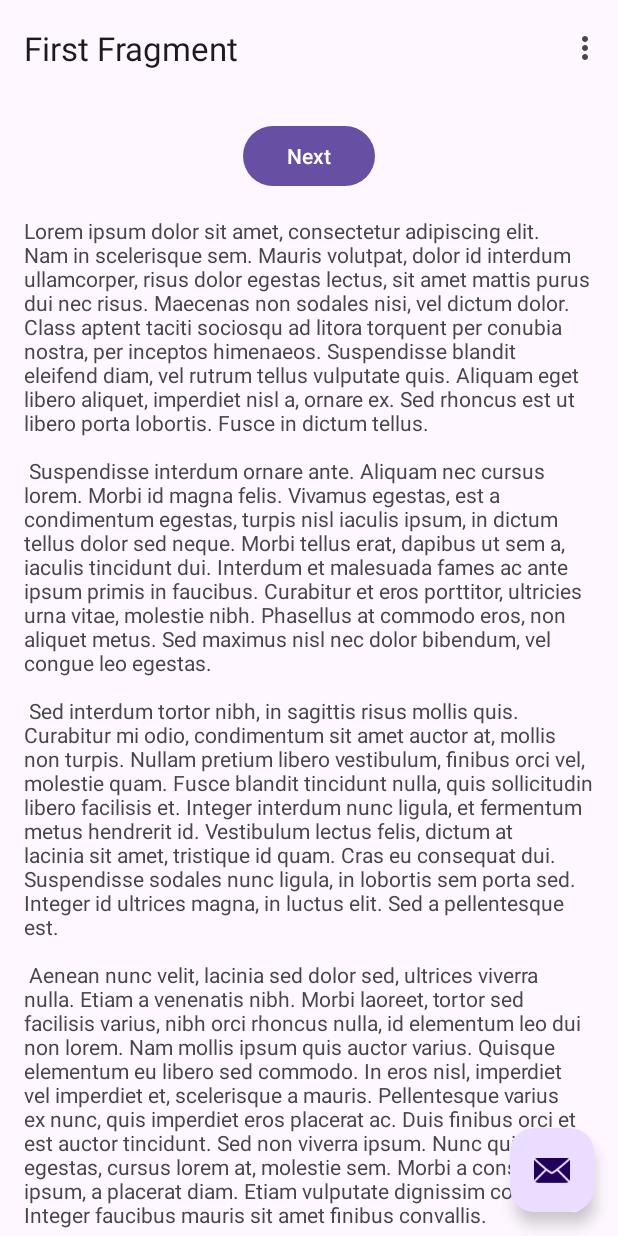
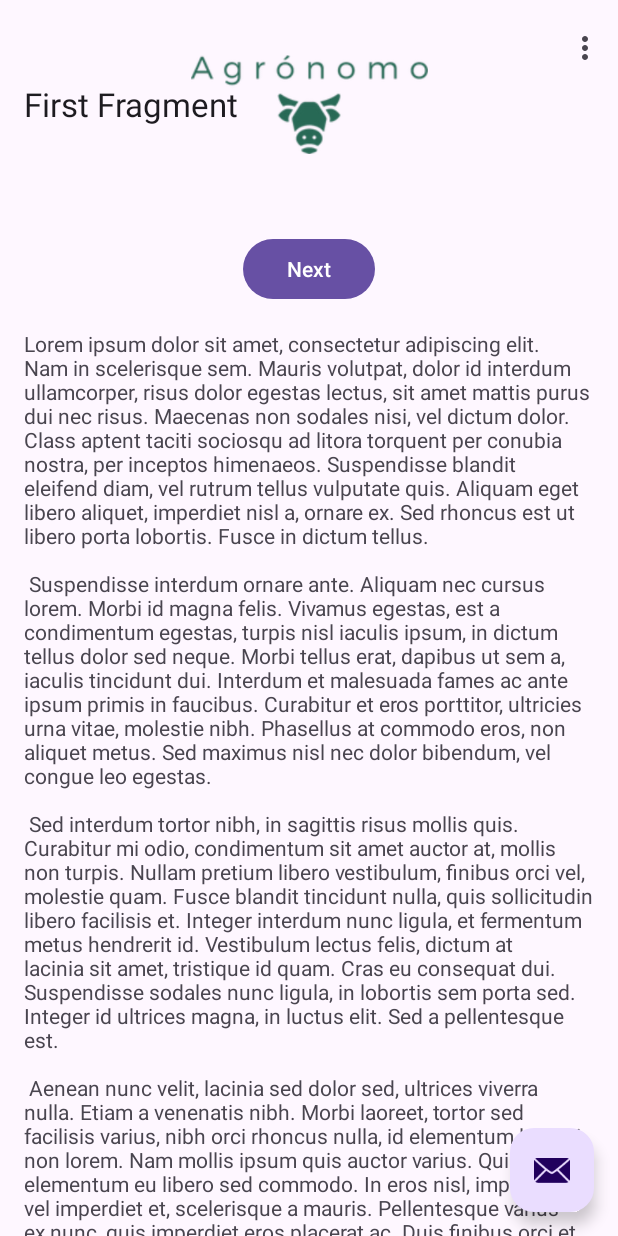
Before and after one commit to IETI-RRRAM/agronomo-mobile, an Android app: the screen it shows after launch (MainActivity), on a phone screen of 412 x 824 dp. Run offline under Robolectric (Android 15) with nearby library versions, the phone set to English and light mode, and no system bars; our stand-ins replace navigation-ui.

Commit message:
icon added

```diff
--- a/app/src/main/AndroidManifest.xml
+++ b/app/src/main/AndroidManifest.xml
@@ -1,6 +1,6 @@
 <?xml version="1.0" encoding="utf-8"?>
 <manifest xmlns:android="http://schemas.android.com/apk/res/android"
-    xmlns:tools="http://schemas.android.com/tools">
+    xmlns:tools="http://schemas.android.com/tools" >
 
     <application
         android:allowBackup="true"
@@ -11,12 +11,12 @@
         android:roundIcon="@mipmap/ic_launcher_round"
         android:supportsRtl="true"
         android:theme="@style/Theme.AgronomoApp"
-        tools:targetApi="31">
+        tools:targetApi="31" >
         <activity
             android:name=".MainActivity"
             android:exported="true"
             android:label="@string/app_name"
-            android:theme="@style/Theme.AgronomoApp">
+            android:theme="@style/Theme.AgronomoApp" >
             <intent-filter>
                 <action android:name="android.intent.action.MAIN" />
 
--- a/app/src/main/res/layout/activity_main.xml
+++ b/app/src/main/res/layout/activity_main.xml
@@ -8,6 +8,7 @@
     tools:context=".MainActivity">
 
     <com.google.android.material.appbar.AppBarLayout
+        android:id="@+id/appBarLayout"
         android:layout_width="match_parent"
         android:layout_height="wrap_content"
         android:fitsSystemWindows="true">
@@ -15,11 +16,13 @@
         <com.google.android.material.appbar.MaterialToolbar
             android:id="@+id/toolbar"
             android:layout_width="match_parent"
-            android:layout_height="?attr/actionBarSize" />
+            android:layout_height="139dp" />
 
     </com.google.android.material.appbar.AppBarLayout>
 
-    <include layout="@layout/content_main" />
+    <include
+        android:id="@+id/include"
+        layout="@layout/content_main" />
 
     <com.google.android.material.floatingactionbutton.FloatingActionButton
         android:id="@+id/fab"
@@ -28,6 +31,15 @@
         android:layout_gravity="bottom|end"
         android:layout_marginEnd="@dimen/fab_margin"
         android:layout_marginBottom="16dp"
+        android:contentDescription="@string/email_button_label"
         app:srcCompat="@android:drawable/ic_dialog_email" />
 
+    <ImageView
+        android:id="@+id/imageView3"
+        android:layout_width="158dp"
+        android:layout_height="67dp"
+        app:layout_anchor="@+id/appBarLayout"
+        app:layout_anchorGravity="center"
+        app:srcCompat="@drawable/agronomoicon" />
+
 </androidx.coordinatorlayout.widget.CoordinatorLayout>
--- a/app/src/main/res/menu/menu_main.xml
+++ b/app/src/main/res/menu/menu_main.xml
@@ -1,10 +1,9 @@
 <menu xmlns:android="http://schemas.android.com/apk/res/android"
     xmlns:app="http://schemas.android.com/apk/res-auto"
     xmlns:tools="http://schemas.android.com/tools"
-    tools:context="com.agronomo.agronomoapp.MainActivity">
-    <item
-        android:id="@+id/action_settings"
+    tools:context="com.agronomo.agronomoapp.MainActivity" >
+    <item android:id="@+id/action_settings"
+        android:title="@string/action_settings"
         android:orderInCategory="100"
-        android:title="@string/action_settings"
         app:showAsAction="never" />
 </menu>
--- a/app/src/main/res/navigation/nav_graph.xml
+++ b/app/src/main/res/navigation/nav_graph.xml
@@ -9,7 +9,7 @@
         android:id="@+id/FirstFragment"
         android:name="com.agronomo.agronomoapp.FirstFragment"
         android:label="@string/first_fragment_label"
-        tools:layout="@layout/fragment_first">
+        tools:layout="@layout/fragment_first" >
 
         <action
             android:id="@+id/action_FirstFragment_to_SecondFragment"
@@ -19,7 +19,7 @@
         android:id="@+id/SecondFragment"
         android:name="com.agronomo.agronomoapp.SecondFragment"
         android:label="@string/second_fragment_label"
-        tools:layout="@layout/fragment_second">
+        tools:layout="@layout/fragment_second" >
 
         <action
             android:id="@+id/action_SecondFragment_to_FirstFragment"
--- a/app/src/main/res/values-land/dimens.xml
+++ b/app/src/main/res/values-land/dimens.xml
@@ -1,3 +1,3 @@
 <resources>
-    <dimen name="fab_margin">48dp</dimen>
-</resources>
+      <dimen name="fab_margin">48dp</dimen>
+   </resources>
--- a/app/src/main/res/values-v23/themes.xml
+++ b/app/src/main/res/values-v23/themes.xml
@@ -1,5 +1,4 @@
 <resources xmlns:tools="http://schemas.android.com/tools">
-
   <style name="Theme.AgronomoApp" parent="Base.Theme.AgronomoApp">
     <!-- Transparent system bars for edge-to-edge. -->
     <item name="android:navigationBarColor">@android:color/transparent</item>
--- a/app/src/main/res/values-w1240dp/dimens.xml
+++ b/app/src/main/res/values-w1240dp/dimens.xml
@@ -1,3 +1,3 @@
 <resources>
-    <dimen name="fab_margin">200dp</dimen>
-</resources>
+      <dimen name="fab_margin">200dp</dimen>
+   </resources>
--- a/app/src/main/res/values-w600dp/dimens.xml
+++ b/app/src/main/res/values-w600dp/dimens.xml
@@ -1,3 +1,3 @@
 <resources>
-    <dimen name="fab_margin">48dp</dimen>
-</resources>
+      <dimen name="fab_margin">48dp</dimen>
+   </resources>
--- a/app/src/main/res/values/dimens.xml
+++ b/app/src/main/res/values/dimens.xml
@@ -1,3 +1,3 @@
 <resources>
-    <dimen name="fab_margin">16dp</dimen>
-</resources>
+      <dimen name="fab_margin">16dp</dimen>
+   </resources>
--- a/app/src/main/res/values/strings.xml
+++ b/app/src/main/res/values/strings.xml
@@ -6,7 +6,7 @@
     <string name="second_fragment_label">Second Fragment</string>
     <string name="next">Next</string>
     <string name="previous">Previous</string>
-
+    <string name="email_button_label">Email Item</string>
     <string name="lorem_ipsum">
         Lorem ipsum dolor sit amet, consectetur adipiscing elit. Nam in scelerisque sem. Mauris
         volutpat, dolor id interdum ullamcorper, risus dolor egestas lectus, sit amet mattis purus
```
Also changed, not shown: app/src/main/res/drawable/agronomoicon.png (added). Lines whose indentation alone changed are shown as unchanged.
